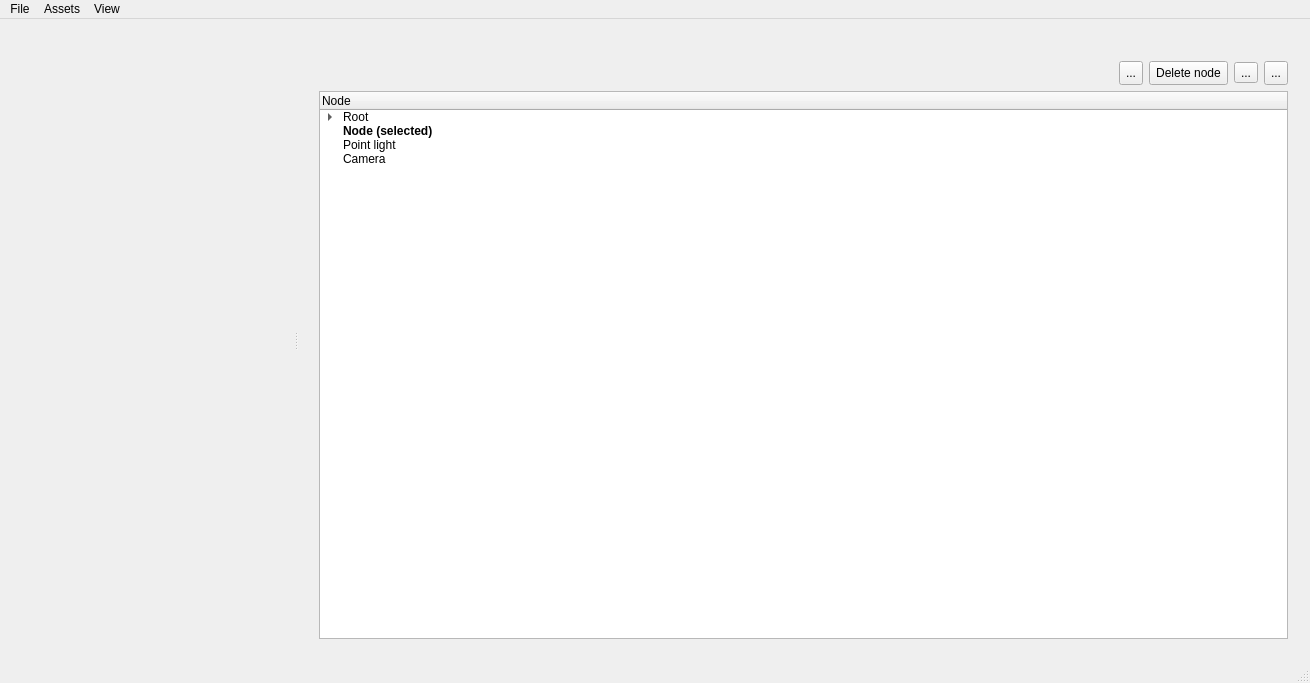
The window that gui/window.ui (Toeplitz/poll_gl) describes before a commit, drawn with Qt 5.
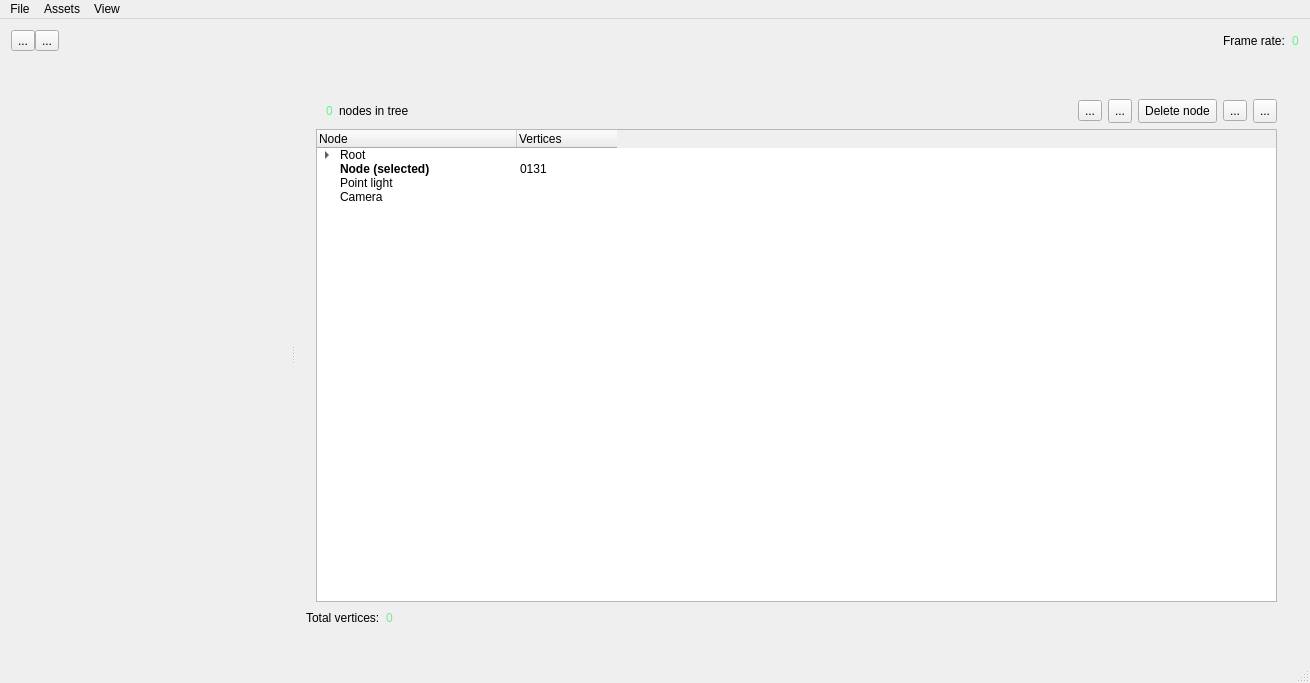
The same window after the commit. Icons and pictures are not drawn. Custom widgets are drawn as their Qt base class.

Patch:
```diff
--- a/gui/window.ui
+++ b/gui/window.ui
@@ -25,6 +25,70 @@
    </property>
    <layout class="QVBoxLayout" name="verticalLayout">
     <item>
+     <layout class="QHBoxLayout" name="horizontalLayout_5">
+      <property name="spacing">
+       <number>0</number>
+      </property>
+      <property name="leftMargin">
+       <number>0</number>
+      </property>
+      <property name="topMargin">
+       <number>0</number>
+      </property>
+      <item>
+       <widget class="QToolButton" name="toolButton_7">
+        <property name="text">
+         <string>...</string>
+        </property>
+       </widget>
+      </item>
+      <item>
+       <widget class="QToolButton" name="toolButton_5">
+        <property name="text">
+         <string>...</string>
+        </property>
+       </widget>
+      </item>
+      <item>
+       <spacer name="horizontalSpacer_3">
+        <property name="orientation">
+         <enum>Qt::Horizontal</enum>
+        </property>
+        <property name="sizeHint" stdset="0">
+         <size>
+          <width>40</width>
+          <height>20</height>
+         </size>
+        </property>
+       </spacer>
+      </item>
+      <item>
+       <widget class="QLabel" name="label_const_framerate">
+        <property name="text">
+         <string>Frame rate:  </string>
+        </property>
+       </widget>
+      </item>
+      <item>
+       <widget class="QLabel" name="label_fps">
+        <property name="styleSheet">
+         <string notr="true">color: rgb(85, 255, 127);</string>
+        </property>
+        <property name="text">
+         <string>0</string>
+        </property>
+       </widget>
+      </item>
+     </layout>
+    </item>
+    <item>
+     <widget class="QStackedWidget" name="stack_root">
+      <property name="currentIndex">
+       <number>0</number>
+      </property>
+      <widget class="QWidget" name="page">
+       <layout class="QHBoxLayout" name="horizontalLayout_4">
+        <item>
      <widget class="QSplitter" name="splitter">
       <property name="orientation">
        <enum>Qt::Horizontal</enum>
@@ -42,7 +106,7 @@
       </widget>
       <widget class="QStackedWidget" name="stackedWidget">
        <property name="sizePolicy">
-        <sizepolicy hsizetype="Preferred" vsizetype="Preferred">
+            <sizepolicy hsizetype="Expanding" vsizetype="Expanding">
          <horstretch>0</horstretch>
          <verstretch>0</verstretch>
         </sizepolicy>
@@ -68,6 +132,23 @@
              <property name="topMargin">
               <number>10</number>
              </property>
+                 <item>
+                  <widget class="QLabel" name="label_num_nodes">
+                   <property name="styleSheet">
+                    <string notr="true">color: rgb(85, 255, 127);</string>
+                   </property>
+                   <property name="text">
+                    <string>0</string>
+                   </property>
+                  </widget>
+                 </item>
+                 <item>
+                  <widget class="QLabel" name="label_const_numnodes">
+                   <property name="text">
+                    <string>nodes in tree</string>
+                   </property>
+                  </widget>
+                 </item>
              <item>
               <spacer name="horizontalSpacer">
                <property name="orientation">
@@ -81,6 +162,32 @@
                </property>
               </spacer>
              </item>
+                 <item>
+                  <widget class="QToolButton" name="button_new_node">
+                   <property name="toolTip">
+                    <string>New node.</string>
+                   </property>
+                   <property name="toolTipDuration">
+                    <number>-3</number>
+                   </property>
+                   <property name="statusTip">
+                    <string>Create a new node in the scene tree.</string>
+                   </property>
+                   <property name="text">
+                    <string>...</string>
+                   </property>
+                   <property name="icon">
+                    <iconset resource="gui_resources.qrc">
+                     <normaloff>:/icons/icons/new.png</normaloff>:/icons/icons/new.png</iconset>
+                   </property>
+                   <property name="iconSize">
+                    <size>
+                     <width>24</width>
+                     <height>24</height>
+                    </size>
+                   </property>
+                  </widget>
+                 </item>
              <item>
               <widget class="QToolButton" name="toolButton_2">
                <property name="sizePolicy">
@@ -178,16 +285,39 @@
            <item>
             <widget class="QTreeWidget" name="tree_nodes">
              <property name="sizePolicy">
-              <sizepolicy hsizetype="Expanding" vsizetype="Expanding">
+                  <sizepolicy hsizetype="Minimum" vsizetype="MinimumExpanding">
                <horstretch>0</horstretch>
                <verstretch>0</verstretch>
               </sizepolicy>
              </property>
+                 <attribute name="headerVisible">
+                  <bool>true</bool>
+                 </attribute>
+                 <attribute name="headerCascadingSectionResizes">
+                  <bool>false</bool>
+                 </attribute>
+                 <attribute name="headerDefaultSectionSize">
+                  <number>200</number>
+                 </attribute>
+                 <attribute name="headerHighlightSections">
+                  <bool>false</bool>
+                 </attribute>
+                 <attribute name="headerMinimumSectionSize">
+                  <number>100</number>
+                 </attribute>
+                 <attribute name="headerStretchLastSection">
+                  <bool>false</bool>
+                 </attribute>
              <column>
               <property name="text">
                <string notr="true">Node</string>
               </property>
              </column>
+                 <column>
+                  <property name="text">
+                   <string>Vertices</string>
+                  </property>
+                 </column>
              <item>
               <property name="text">
                <string>Root</string>
@@ -216,6 +346,9 @@
                <iconset resource="gui_resources.qrc">
                 <normaloff>:/icons/icons/node.png</normaloff>:/icons/icons/node.png</iconset>
               </property>
+                  <property name="text">
+                   <string>0131</string>
+                  </property>
              </item>
              <item>
               <property name="text">
@@ -239,6 +372,46 @@
            </item>
           </layout>
          </item>
+             <item>
+              <layout class="QHBoxLayout" name="horizontalLayout_8">
+               <property name="leftMargin">
+                <number>0</number>
+               </property>
+               <property name="topMargin">
+                <number>0</number>
+               </property>
+               <item>
+                <widget class="QLabel" name="label_const_totalvertices">
+                 <property name="text">
+                  <string>Total vertices:</string>
+                 </property>
+                </widget>
+               </item>
+               <item>
+                <widget class="QLabel" name="label_total_vertices">
+                 <property name="styleSheet">
+                  <string notr="true">color: rgb(85, 255, 127);</string>
+                 </property>
+                 <property name="text">
+                  <string>0</string>
+                 </property>
+                </widget>
+               </item>
+               <item>
+                <spacer name="horizontalSpacer_4">
+                 <property name="orientation">
+                  <enum>Qt::Horizontal</enum>
+                 </property>
+                 <property name="sizeHint" stdset="0">
+                  <size>
+                   <width>40</width>
+                   <height>20</height>
+                  </size>
+                 </property>
+                </spacer>
+               </item>
+              </layout>
+             </item>
         </layout>
        </widget>
        <widget class="QWidget" name="page_details">
@@ -252,7 +425,7 @@
             <number>10</number>
            </property>
            <item>
-            <widget class="QToolButton" name="toolButton_5">
+                <widget class="QToolButton" name="button_node_back">
              <property name="toolTip">
               <string>Return to tree view.</string>
              </property>
@@ -515,6 +688,11 @@
         </layout>
        </widget>
       </widget>
+         </widget>
+        </item>
+       </layout>
+      </widget>
+      <widget class="QWidget" name="page_2"/>
      </widget>
     </item>
    </layout>
```
Left out of the diff: 29 changed lines with no effect on the pictures. Lines whose indentation alone changed are shown as unchanged.
